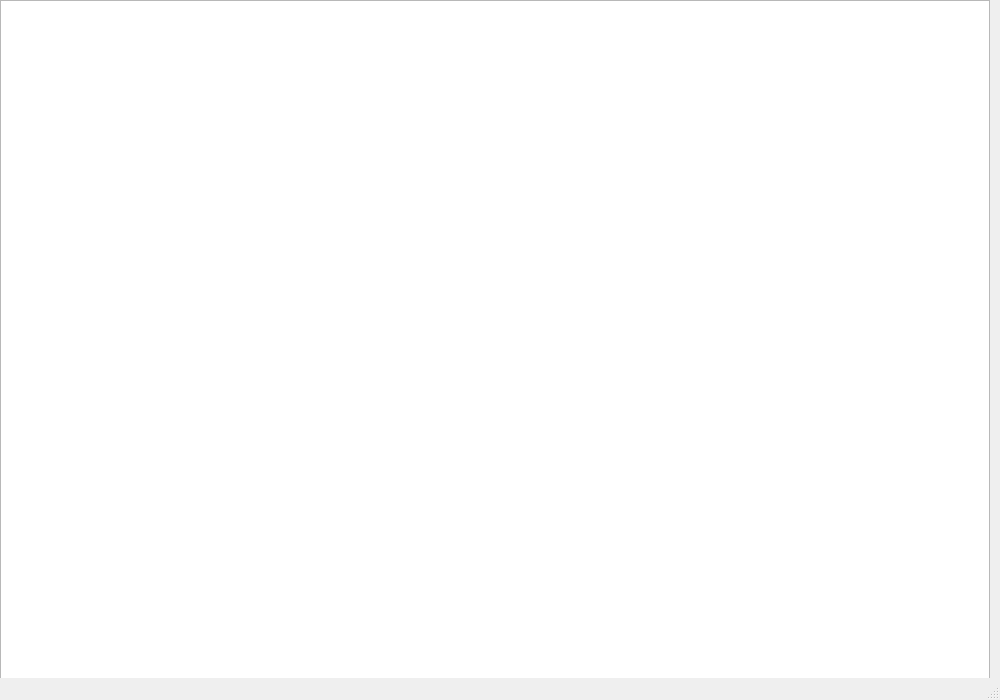
This is proyecto_final_/mainwindow.ui in jstom12/proyecto_final_infii_JUANMANUELRESTREPO as Qt 5 draws it before an edit. The edited form follows.
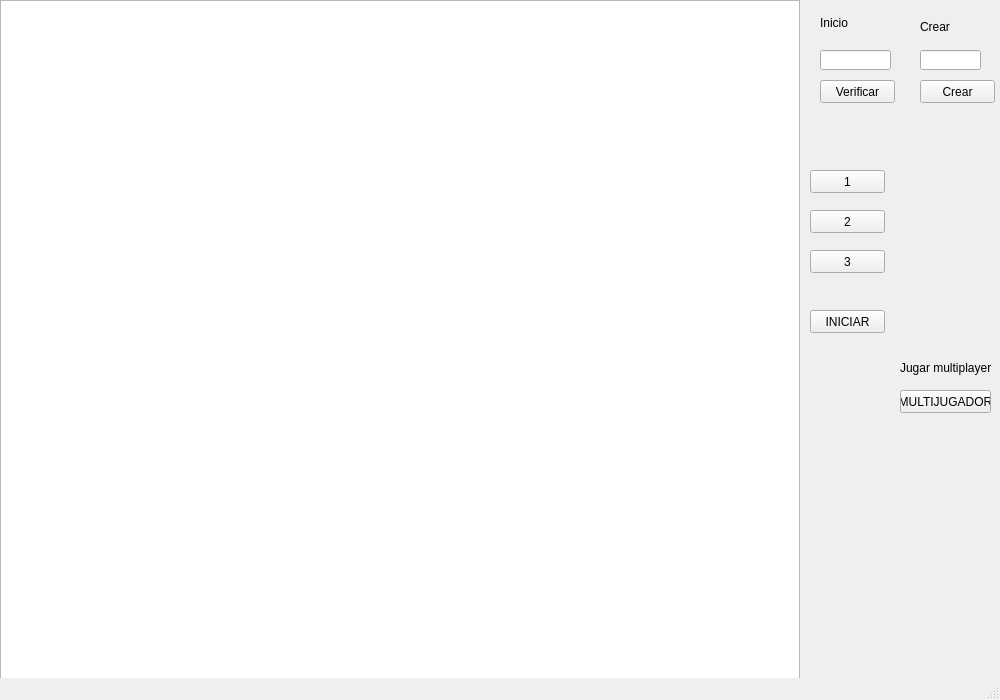
This is the edited form.

```diff
--- a/proyecto_final_/mainwindow.ui
+++ b/proyecto_final_/mainwindow.ui
@@ -31,11 +31,161 @@
      <rect>
       <x>0</x>
       <y>0</y>
-      <width>990</width>
+      <width>800</width>
       <height>690</height>
      </rect>
     </property>
    </widget>
+   <widget class="QPushButton" name="opcion_1">
+    <property name="geometry">
+     <rect>
+      <x>810</x>
+      <y>170</y>
+      <width>75</width>
+      <height>23</height>
+     </rect>
+    </property>
+    <property name="text">
+     <string>1</string>
+    </property>
+   </widget>
+   <widget class="QPushButton" name="opcion_2">
+    <property name="geometry">
+     <rect>
+      <x>810</x>
+      <y>210</y>
+      <width>75</width>
+      <height>23</height>
+     </rect>
+    </property>
+    <property name="text">
+     <string>2</string>
+    </property>
+   </widget>
+   <widget class="QPushButton" name="opcion_3">
+    <property name="geometry">
+     <rect>
+      <x>810</x>
+      <y>250</y>
+      <width>75</width>
+      <height>23</height>
+     </rect>
+    </property>
+    <property name="text">
+     <string>3</string>
+    </property>
+   </widget>
+   <widget class="QLabel" name="label">
+    <property name="geometry">
+     <rect>
+      <x>820</x>
+      <y>13</y>
+      <width>47</width>
+      <height>20</height>
+     </rect>
+    </property>
+    <property name="text">
+     <string>Inicio</string>
+    </property>
+   </widget>
+   <widget class="QLabel" name="label_2">
+    <property name="geometry">
+     <rect>
+      <x>920</x>
+      <y>20</y>
+      <width>47</width>
+      <height>13</height>
+     </rect>
+    </property>
+    <property name="text">
+     <string>Crear</string>
+    </property>
+   </widget>
+   <widget class="QLineEdit" name="texto_inicio">
+    <property name="geometry">
+     <rect>
+      <x>820</x>
+      <y>50</y>
+      <width>71</width>
+      <height>20</height>
+     </rect>
+    </property>
+   </widget>
+   <widget class="QLineEdit" name="texto_crear">
+    <property name="geometry">
+     <rect>
+      <x>920</x>
+      <y>50</y>
+      <width>61</width>
+      <height>20</height>
+     </rect>
+    </property>
+   </widget>
+   <widget class="QPushButton" name="verificar_inicio">
+    <property name="geometry">
+     <rect>
+      <x>820</x>
+      <y>80</y>
+      <width>75</width>
+      <height>23</height>
+     </rect>
+    </property>
+    <property name="text">
+     <string>Verificar</string>
+    </property>
+   </widget>
+   <widget class="QPushButton" name="crear_usuario">
+    <property name="geometry">
+     <rect>
+      <x>920</x>
+      <y>80</y>
+      <width>75</width>
+      <height>23</height>
+     </rect>
+    </property>
+    <property name="text">
+     <string>Crear</string>
+    </property>
+   </widget>
+   <widget class="QPushButton" name="iniciar_game">
+    <property name="geometry">
+     <rect>
+      <x>810</x>
+      <y>310</y>
+      <width>75</width>
+      <height>23</height>
+     </rect>
+    </property>
+    <property name="text">
+     <string>INICIAR</string>
+    </property>
+   </widget>
+   <widget class="QPushButton" name="pushButton">
+    <property name="geometry">
+     <rect>
+      <x>900</x>
+      <y>390</y>
+      <width>91</width>
+      <height>23</height>
+     </rect>
+    </property>
+    <property name="text">
+     <string>MULTIJUGADOR</string>
+    </property>
+   </widget>
+   <widget class="QLabel" name="label_3">
+    <property name="geometry">
+     <rect>
+      <x>900</x>
+      <y>360</y>
+      <width>91</width>
+      <height>16</height>
+     </rect>
+    </property>
+    <property name="text">
+     <string>Jugar multiplayer</string>
+    </property>
+   </widget>
   </widget>
   <widget class="QMenuBar" name="menubar">
    <property name="geometry">
```
